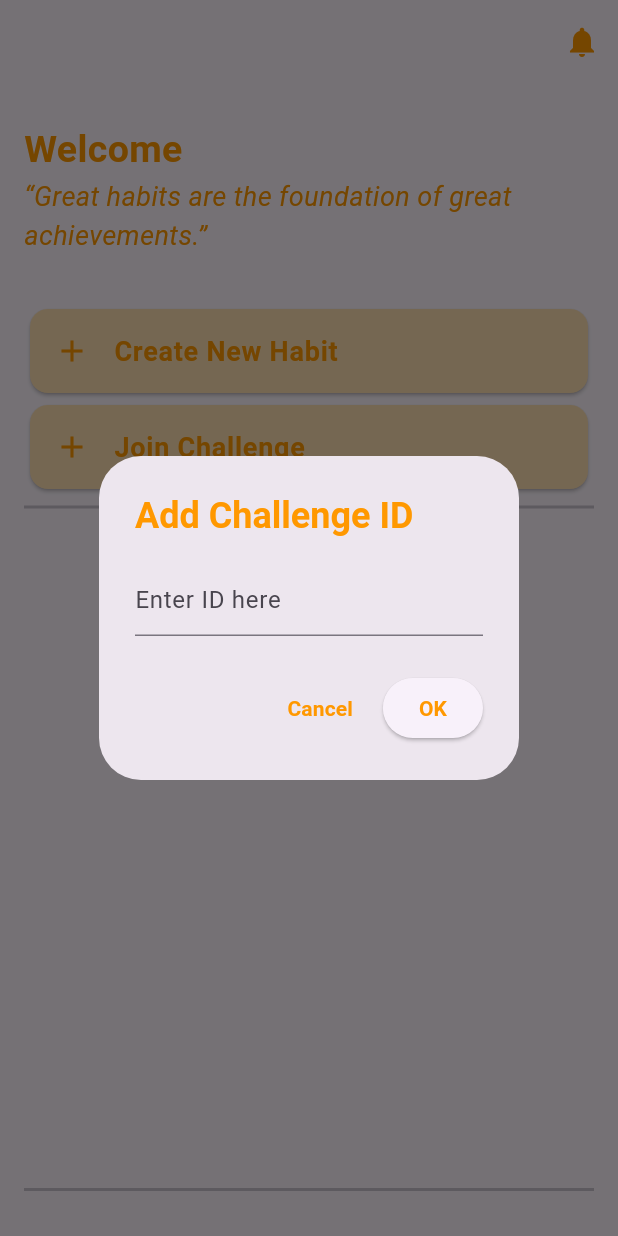
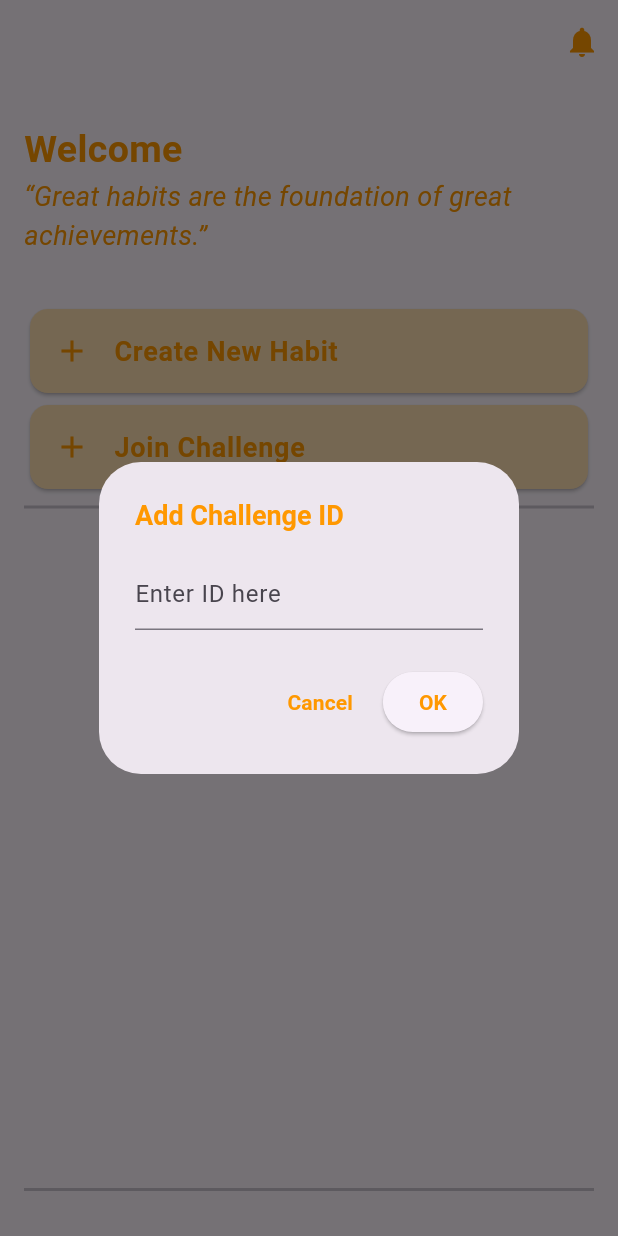
Before and after one commit to f-odc/four-habits-client, a Flutter app: the HabitScreen screen opened directly, after a tap on "Join Challenge", on a phone screen of 412 x 824 dp. Run offline on Flutter 3.47's test engine with Material 3 defaults, Android fonts, the phone set to English and light mode, and no system bars; our stand-ins replace flutter_local_notifications, permission_handler, share_plus, shared_preferences, timezone; accounts and stored records are empty.

Commit message:
#39 Change font size

```diff
--- a/lib/pages/habit_screen.dart
+++ b/lib/pages/habit_screen.dart
@@ -198,6 +198,7 @@ class _HabitScreenState extends State<HabitScreen> {
                         style: TextStyle(
                           fontWeight: FontWeight.bold,
                           color: Colors.orange,
+                          fontSize: Style.cardTextSize,
                         ),
                       ),
                       content: TextField(
```
